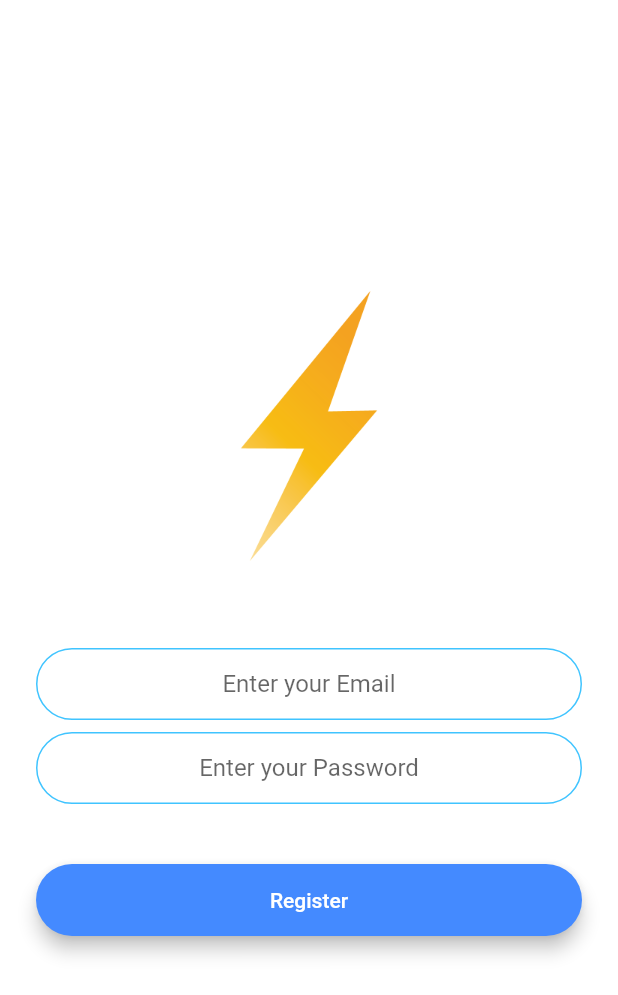
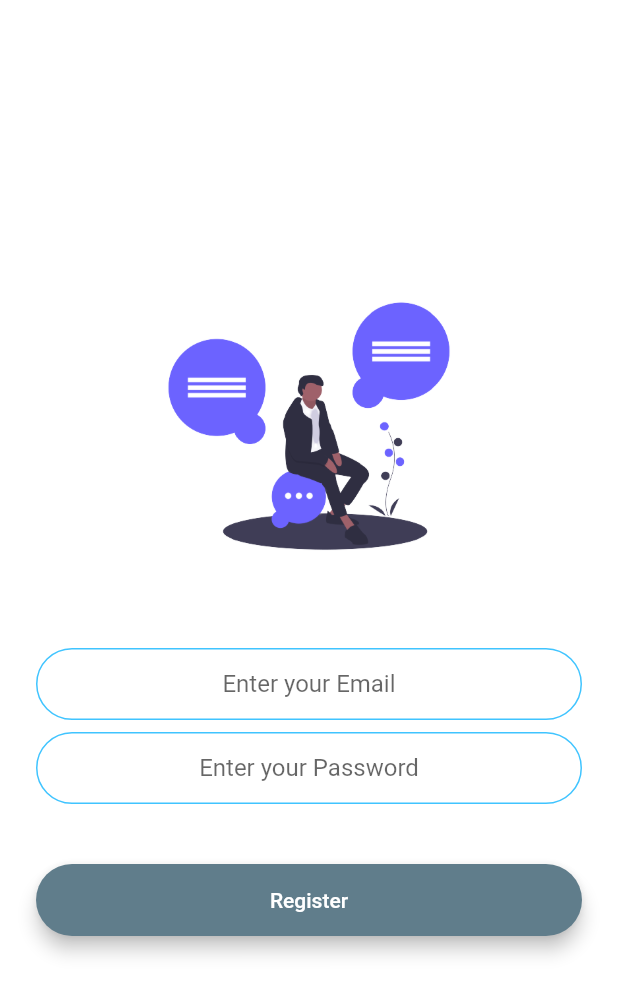
Before and after one commit to shubhamshinde4141/group_chat_app, a Flutter app: the screen it shows after launch, after a tap on "Register", on a phone screen of 412 x 824 dp. Shown: the top 995 px of the screen. Run offline on Flutter 3.47's test engine with Material 2 defaults, Android fonts, the phone set to English and light mode, and no system bars; our stand-ins replace animated_text_kit, cloud_firestore, firebase_auth, firebase_core, flutter_screenutil, flutter_staggered_animations and 2 more; accounts and stored records are empty.

Commit message:
Final Project

```diff
--- a/lib/Screens/login_screen.dart
+++ b/lib/Screens/login_screen.dart
@@ -35,7 +35,7 @@ class _LoginScreenState extends State<LoginScreen> {
                   tag: "logo",
                   child: Container(
                     height: 200.0,
-                    child: Image.asset('assets/logo.png'),
+                    child: Image.asset('assets/chat logo.png'),
                   ),
                 ),
               ),
@@ -69,7 +69,7 @@ class _LoginScreenState extends State<LoginScreen> {
                 height: 24.0,
               ),
               RoundedButton(
-                color: Colors.lightBlue,
+                color: Colors.blueGrey,
                 title: "Log in",
                 onPressed: () async {
                   setState(() {
--- a/lib/Screens/registration_screen.dart
+++ b/lib/Screens/registration_screen.dart
@@ -37,7 +37,7 @@ class _RegistrationScreenState extends State<RegistrationScreen> {
                   tag: "logo",
                   child: Container(
                     height: 200.0,
-                    child: Image.asset('assets/logo.png'),
+                    child: Image.asset('assets/chat logo.png'),
                   ),
                 ),
               ),
@@ -71,7 +71,7 @@ class _RegistrationScreenState extends State<RegistrationScreen> {
                 height: 24.0,
               ),
               RoundedButton(
-                color: Colors.blueAccent,
+                color: Colors.blueGrey,
                 title: "Register",
                 onPressed: () async {
                   setState(() {
--- a/lib/Screens/welcome_screen.dart
+++ b/lib/Screens/welcome_screen.dart
@@ -3,7 +3,7 @@ import 'package:flutter/cupertino.dart';
 import 'package:group_chat_app/Components/roundedbutton.dart';
 import 'package:flutter/material.dart';
 import 'package:group_chat_app/Screens/registration_screen.dart';
-//import 'package:group_chat_app/To-Do/page/home_page.dart';
+
 import 'login_screen.dart';
 
 class WelcomeScreen extends StatefulWidget {
@@ -57,15 +57,15 @@ class _WelcomeScreenState extends State<WelcomeScreen>
                 Hero(
                   tag: "logo",
                   child: Container(
-                    child: Image.asset('assets/logo.png'),
+                    child: Image.asset('assets/chat logo.png'),
                     height: 60,
                   ),
                 ),
                 TypewriterAnimatedTextKit(
-                  text: ["Flash Chat"],
+                  text: ["Team Chat"],
                   speed: Duration(seconds: 1),
                   textStyle: TextStyle(
-                      fontSize: 45.0,
+                      fontSize: 40.0,
                       fontWeight: FontWeight.w900,
                       color: Colors.black),
                 ),
@@ -75,14 +75,14 @@ class _WelcomeScreenState extends State<WelcomeScreen>
               height: 48.0,
             ),
             RoundedButton(
-              color: Colors.lightBlue,
-              title: "Log in",
+              color: Colors.blueGrey,
+              title: "Log In",
               onPressed: () {
                 Navigator.pushNamed(context, LoginScreen.id);
               },
             ),
             RoundedButton(
-              color: Colors.blueAccent,
+              color: Colors.blueGrey,
               title: "Register",
               onPressed: () {
                 Navigator.pushNamed(context, RegistrationScreen.id);
--- a/lib/splash_screen.dart
+++ b/lib/splash_screen.dart
@@ -40,7 +40,7 @@ class _SplashScreenState extends State<SplashScreen> {
             height: 10,
           ),
           Text(
-            "WELCOME TO \n\n Flash Chat App",
+            "WELCOME TO\n\nTeam Chat App",
             style: new TextStyle(
                 fontWeight: FontWeight.bold, fontSize: 30.0, color: kTextColor),
           ),
--- a/pubspec.yaml
+++ b/pubspec.yaml
@@ -50,6 +50,7 @@ dev_dependencies:
   lottie: ^0.6.0
   flutter_screenutil: ^4.0.0-beta1
   flutter_staggered_animations: "^0.1.2"
+  image_picker: ^0.6.7+14
 
 # For information on the generic Dart part of this file, see the
 # following page: https://dart.dev/tools/pub/pubspec
```
Also changed, not shown: lib/Screens/chat_screen.dart (+40 -9 lines), assets/chat logo.png (added), pubspec.lock.
